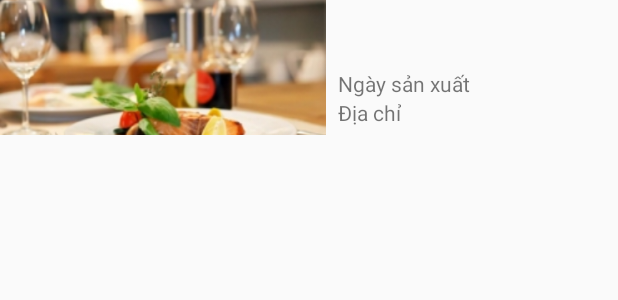
After one commit to Xuanvinh223/Android_Store, an Android app: the layout item_category_product.xml on its own in the app's theme, with its tools: preview values and no code run, on a phone screen of 412 x 824 dp. The commit adds this screen. Shown: the top 300 px of the screen. Run offline under Robolectric (Android 15) with nearby library versions, the phone set to English and light mode, and no system bars.

Commit message:
Chỉnh sửa giao diện Product (Category -> prouduct)

```diff
--- a/app/src/main/java/com/example/store/CategoryActivity.java
+++ b/app/src/main/java/com/example/store/CategoryActivity.java
@@ -57,7 +57,7 @@ public class CategoryActivity extends AppCompatActivity {
             public void onItemClick(View view, int position) {
                 notificationHelper.showToast(productList.get(position).getName(), Toast.LENGTH_SHORT,R.mipmap.ic_launcher);
             }
-        });
+        }, R.integer.TYPE_CATEGORY);
         recyclerView.setAdapter(productAdapter);
 
     }
--- /dev/null
+++ b/app/src/main/res/layout/item_category_product.xml
@@ -0,0 +1,65 @@
+<RelativeLayout xmlns:android="http://schemas.android.com/apk/res/android"
+    xmlns:tools="http://schemas.android.com/tools"
+    android:id="@+id/item_product"
+    android:layout_width="match_parent"
+    android:layout_height="wrap_content"
+    android:gravity="center"
+    android:orientation="vertical"
+    tools:ignore="UseCompoundDrawables">
+
+    <TableLayout
+        android:layout_width="match_parent"
+        android:layout_height="match_parent"
+        android:orientation="vertical"
+        android:layout_marginBottom="10dp">
+
+        <TableRow>
+
+            <ImageView
+                android:id="@+id/imageViewProduct"
+                android:layout_width="120dp"
+                android:layout_height="90dp"
+                android:layout_weight="1"
+                android:importantForAccessibility="no"
+                android:src="@drawable/restaurants"
+                android:scaleType="centerCrop" />
+
+            <LinearLayout
+                android:layout_width="0dp"
+                android:layout_height="wrap_content"
+                android:layout_weight="2"
+                android:orientation="vertical"
+                android:paddingLeft="8dp">
+
+                <TextView
+                    android:id="@+id/textViewProductName"
+                    android:layout_width="wrap_content"
+                    android:layout_height="wrap_content"
+                    android:textSize="12pt"
+                    android:textStyle="bold" />
+
+                <TextView
+                    android:layout_width="wrap_content"
+                    android:layout_height="wrap_content"
+                    android:layout_marginTop="10dp"
+                    android:text="Ngày sản xuất"></TextView>
+
+                <TextView
+                    android:layout_width="wrap_content"
+                    android:layout_height="wrap_content"
+                    android:text="Địa chỉ"></TextView>
+            </LinearLayout>
+
+            <TextView
+                android:id="@+id/textViewProductPrice"
+                android:layout_width="wrap_content"
+                android:layout_height="wrap_content"
+                android:layout_marginTop="60dp"
+                android:textSize="16sp"
+                android:textStyle="bold" />
+        </TableRow>
+
+    </TableLayout>
+
+
+</RelativeLayout>
--- /dev/null
+++ b/app/src/main/res/values/integers.xml
@@ -0,0 +1,5 @@
+<?xml version="1.0" encoding="utf-8"?>
+<resources>
+    <integer name="TYPE_HOME">0</integer>
+    <integer name="TYPE_CATEGORY">1</integer>
+</resources>
```
Also changed, not shown: app/src/main/java/com/example/store/Adapter/ProductAdapter.java (+64 -13 lines), app/src/main/java/com/example/store/Fragment/HomeFragment.java (+4 -7 lines), app/src/main/res/layout/item_home_product.xml (renamed from app/src/main/res/layout/item_product.xml), app/src/main/res/values/strings.xml (line endings or trailing spaces).
